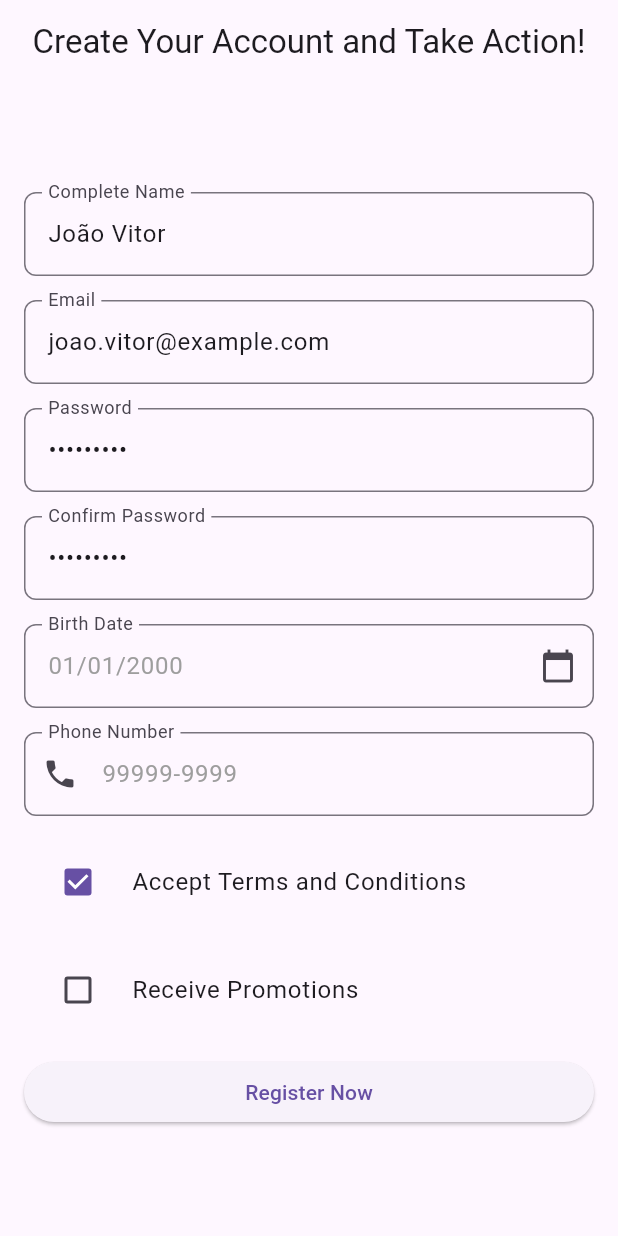
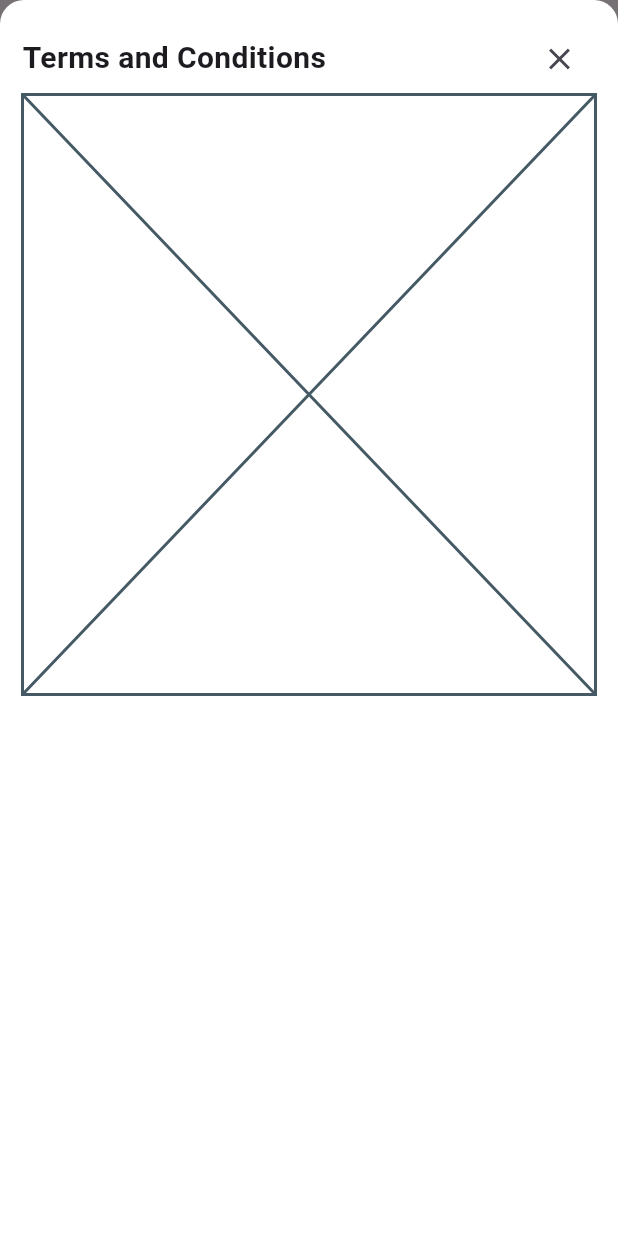
Before and after one commit to joaoconstancio1/genie_luck, a Flutter app: the screen it shows after launch, after a tap on "Accept Terms and Conditions", on a phone screen of 412 x 824 dp. Run offline on Flutter 3.47's test engine with Material 3 defaults, Android fonts, the phone set to English and light mode, and no system bars; our stand-ins replace dio, equatable, flutter_bloc, get_it, go_router, result_dart.

Commit message:
Add terms and conditions localization and UI components for registration

```diff
--- /dev/null
+++ b/lib/core/design/gl_bottom_sheet.dart
@@ -0,0 +1,26 @@
+import 'package:flutter/material.dart';
+
+class GlBottomSheet {
+  const GlBottomSheet({
+    required this.context,
+    required this.child,
+    this.backgroundColor,
+    this.isScrollControlled,
+  });
+  final BuildContext context;
+  final Widget child;
+  final bool? isScrollControlled;
+  final Color? backgroundColor;
+
+  void call() {
+    showModalBottomSheet(
+      context: context,
+      isScrollControlled: true,
+      backgroundColor: Colors.transparent,
+      useSafeArea: true,
+      builder: (context) {
+        return child;
+      },
+    );
+  }
+}
--- /dev/null
+++ b/lib/core/design/gl_check_box_tile.dart
@@ -0,0 +1,25 @@
+import 'package:flutter/material.dart';
+
+class GlCheckBoxTile extends StatelessWidget {
+  const GlCheckBoxTile({
+    super.key,
+    required this.onChanged,
+    this.value,
+    this.controlAffinity,
+    this.title,
+  });
+  final bool? value;
+  final ValueChanged<bool?>? onChanged;
+  final ListTileControlAffinity? controlAffinity;
+  final Widget? title;
+
+  @override
+  Widget build(BuildContext context) {
+    return CheckboxListTile(
+      value: value,
+      onChanged: onChanged,
+      controlAffinity: controlAffinity,
+      title: title,
+    );
+  }
+}
--- /dev/null
+++ b/lib/core/design/gl_term_and_conditions_widget.dart
@@ -0,0 +1,46 @@
+import 'package:flutter/material.dart';
+import 'package:genie_luck/l10n/generated/app_localizations.dart';
+
+class GlTermAndConditionsWidget extends StatelessWidget {
+  const GlTermAndConditionsWidget({super.key, this.height});
+  final double? height;
+
+  @override
+  Widget build(BuildContext context) {
+    final AppLocalizations locale = AppLocalizations.of(context)!;
+    return Container(
+      height: height,
+      decoration: BoxDecoration(
+        color: Colors.white,
+        borderRadius: BorderRadius.vertical(top: Radius.circular(16)),
+      ),
+      child: Padding(
+        padding: const EdgeInsets.all(15.0),
+        child: Column(
+          children: [
+            Row(
+              mainAxisAlignment: MainAxisAlignment.spaceBetween,
+              children: [
+                Text(
+                  locale.termsTitle,
+                  textAlign: TextAlign.right,
+                  style: TextStyle(fontSize: 20, fontWeight: FontWeight.bold),
+                ),
+                IconButton(
+                  icon: Icon(Icons.close),
+                  onPressed: () {
+                    Navigator.of(context).pop();
+                  },
+                ),
+              ],
+            ),
+
+            Expanded(
+              child: SingleChildScrollView(child: Center(child: Placeholder())),
+            ),
+          ],
+        ),
+      ),
+    );
+  }
+}
--- /dev/null
+++ b/lib/core/design/gl_text_button.dart
@@ -0,0 +1,49 @@
+import 'package:flutter/material.dart';
+
+class GlTextButton extends StatelessWidget {
+  const GlTextButton({
+    super.key,
+    required this.text,
+    required this.onPressed,
+    this.color,
+    this.fontSize,
+    this.fontWeight,
+    this.textDecoration,
+    this.underlineColor,
+    this.buttonPadding,
+    this.buttonAlignment,
+  });
+
+  final String text;
+  final Function onPressed;
+  final Color? color;
+  final double? fontSize;
+  final FontWeight? fontWeight;
+  final TextDecoration? textDecoration;
+  final Color? underlineColor;
+  final EdgeInsetsGeometry? buttonPadding;
+  final AlignmentGeometry? buttonAlignment;
+
+  @override
+  Widget build(BuildContext context) {
+    return TextButton(
+      style: TextButton.styleFrom(
+        padding: buttonPadding,
+        tapTargetSize: MaterialTapTargetSize.shrinkWrap,
+        alignment: buttonAlignment,
+      ),
+      onPressed: () => onPressed(),
+      child: Text(
+        text,
+        textAlign: TextAlign.start,
+        style: TextStyle(
+          color: color,
+          fontSize: fontSize,
+          fontWeight: fontWeight,
+          decoration: textDecoration,
+          decorationColor: underlineColor,
+        ),
+      ),
+    );
+  }
+}
--- a/lib/l10n/app_en.arb
+++ b/lib/l10n/app_en.arb
@@ -14,5 +14,6 @@
     "hintPhoneNumber": "99999-9999",
     "labelAcceptTerms": "Accept Terms and Conditions",
     "labelReceivePromotions": "Receive Promotions",
-    "buttonRegisterNow": "Register Now"
+    "buttonRegisterNow": "Register Now",
+    "termsTitle": "Terms and Conditions"
 }
--- a/lib/l10n/app_es.arb
+++ b/lib/l10n/app_es.arb
@@ -14,5 +14,6 @@
     "hintPhoneNumber": "99999-9999",
     "labelAcceptTerms": "Aceptar Términos y Condiciones",
     "labelReceivePromotions": "Recibir Promociones",
-    "buttonRegisterNow": "Registrar Ahora"
+    "buttonRegisterNow": "Registrar Ahora",
+    "termsTitle": "Términos y Condiciones"
 }
--- a/lib/l10n/app_pt.arb
+++ b/lib/l10n/app_pt.arb
@@ -14,5 +14,6 @@
     "hintPhoneNumber": "99999-9999",
     "labelAcceptTerms": "Aceitar Termos e Condições",
     "labelReceivePromotions": "Receber Promoções",
-    "buttonRegisterNow": "Registrar Agora"
+    "buttonRegisterNow": "Registrar Agora",
+    "termsTitle": "Termos e Condições"
 }
--- a/lib/modules/register/presenter/pages/register_page.dart
+++ b/lib/modules/register/presenter/pages/register_page.dart
@@ -1,5 +1,9 @@
 import 'package:flutter/material.dart';
 import 'package:flutter_bloc/flutter_bloc.dart';
+import 'package:genie_luck/core/design/gl_bottom_sheet.dart';
+import 'package:genie_luck/core/design/gl_check_box_tile.dart';
+import 'package:genie_luck/core/design/gl_term_and_conditions_widget.dart';
+import 'package:genie_luck/core/design/gl_text_button.dart';
 import 'package:genie_luck/core/design/gl_text_form_field.dart';
 import 'package:genie_luck/core/utils/data_picker.dart';
 import 'package:genie_luck/core/utils/validators.dart';
@@ -157,14 +161,27 @@ class _RegisterPageView1State extends State<RegisterPageView> {
 
                               GlTextFormField(
                                 keyboardType: TextInputType.phone,
-
                                 labelText: locale.labelPhoneNumber,
                                 hintText: locale.hintPhoneNumber,
                                 prefixIcon: Icon(Icons.phone),
                               ),
 
-                              CheckboxListTile(
-                                title: Text(locale.labelAcceptTerms),
+                              GlCheckBoxTile(
+                                title: GlTextButton(
+                                  text: locale.labelAcceptTerms,
+                                  onPressed: () {
+                                    GlBottomSheet(
+                                      context: context,
+                                      child: GlTermAndConditionsWidget(),
+                                    ).call();
+                                  },
+                                  color: Colors.blue,
+                                  fontSize: 16,
+                                  textDecoration: TextDecoration.underline,
+                                  underlineColor: Colors.blue,
+                                  buttonPadding: EdgeInsets.zero,
+                                  buttonAlignment: Alignment.centerLeft,
+                                ),
                                 value: _acceptTerms,
                                 onChanged: (bool? value) {
                                   setState(() {
@@ -174,7 +191,7 @@ class _RegisterPageView1State extends State<RegisterPageView> {
                                 controlAffinity:
                                     ListTileControlAffinity.leading,
                               ),
-                              CheckboxListTile(
+                              GlCheckBoxTile(
                                 title: Text(locale.labelReceivePromotions),
                                 value: _receivePromotions,
                                 onChanged: (bool? value) {
```
Also changed, not shown: lib/l10n/generated/app_localizations.dart, lib/l10n/generated/app_localizations_en.dart, lib/l10n/generated/app_localizations_es.dart, lib/l10n/generated/app_localizations_pt.dart.
